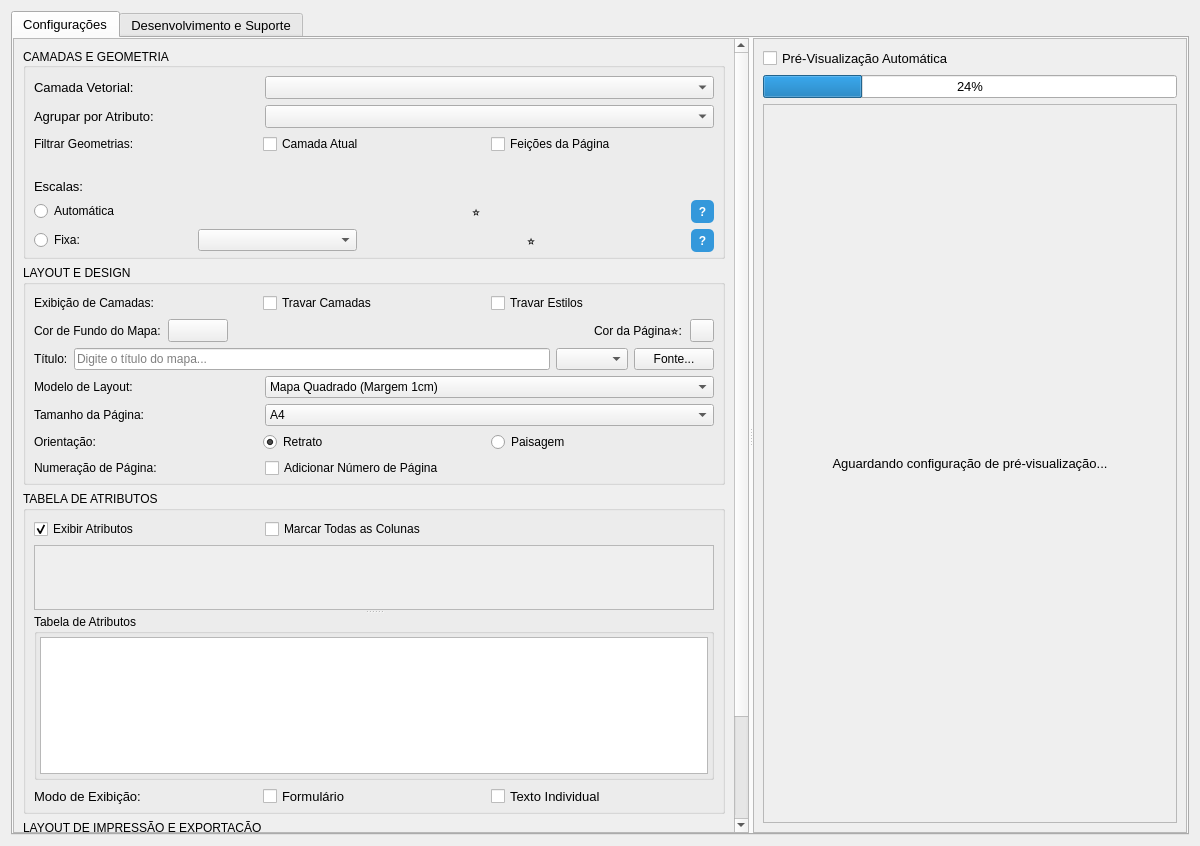
Above: vector_to_map_dialog_base.ui from matheusdurso/VectorToMap before the change. Below: the same form after it.
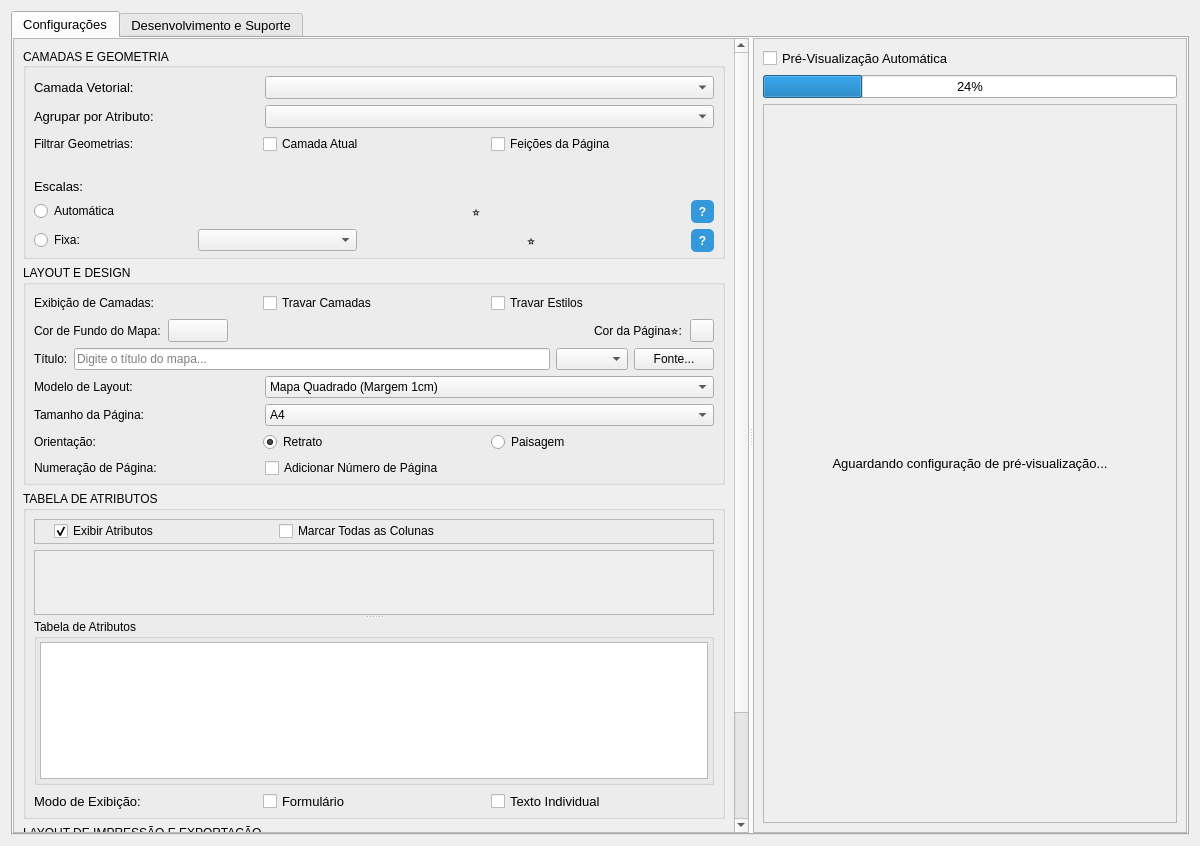
That is the form after the change. The open tabs and pages were chosen to show the change. Icons and pictures are not drawn. Custom widgets are drawn as their Qt base class.

```diff
--- a/vector_to_map_dialog_base.ui
+++ b/vector_to_map_dialog_base.ui
@@ -82,9 +82,9 @@
            <property name="geometry">
             <rect>
              <x>0</x>
-             <y>0</y>
+             <y>-120</y>
              <width>703</width>
-             <height>1022</height>
+             <height>1023</height>
             </rect>
            </property>
            <layout class="QVBoxLayout" name="verticalLayout_4">
@@ -792,6 +792,28 @@
                 <number>4</number>
                </property>
                <item>
+                <widget class="QFrame" name="frame">
+                 <property name="minimumSize">
+                  <size>
+                   <width>0</width>
+                   <height>25</height>
+                  </size>
+                 </property>
+                 <property name="frameShape">
+                  <enum>QFrame::StyledPanel</enum>
+                 </property>
+                 <property name="frameShadow">
+                  <enum>QFrame::Sunken</enum>
+                 </property>
+                 <widget class="QWidget" name="">
+                  <property name="geometry">
+                   <rect>
+                    <x>20</x>
+                    <y>0</y>
+                    <width>663</width>
+                    <height>24</height>
+                   </rect>
+                  </property>
                 <layout class="QHBoxLayout" name="horizontalLayout_12" stretch="1,2">
                  <property name="topMargin">
                   <number>0</number>
@@ -831,6 +853,8 @@
                   </widget>
                  </item>
                 </layout>
+                 </widget>
+                </widget>
                </item>
                <item>
                 <widget class="QSplitter" name="splitter_2">
```
Left out of the diff: 2 changed lines with no effect on the pictures. Lines whose indentation alone changed are shown as unchanged.
